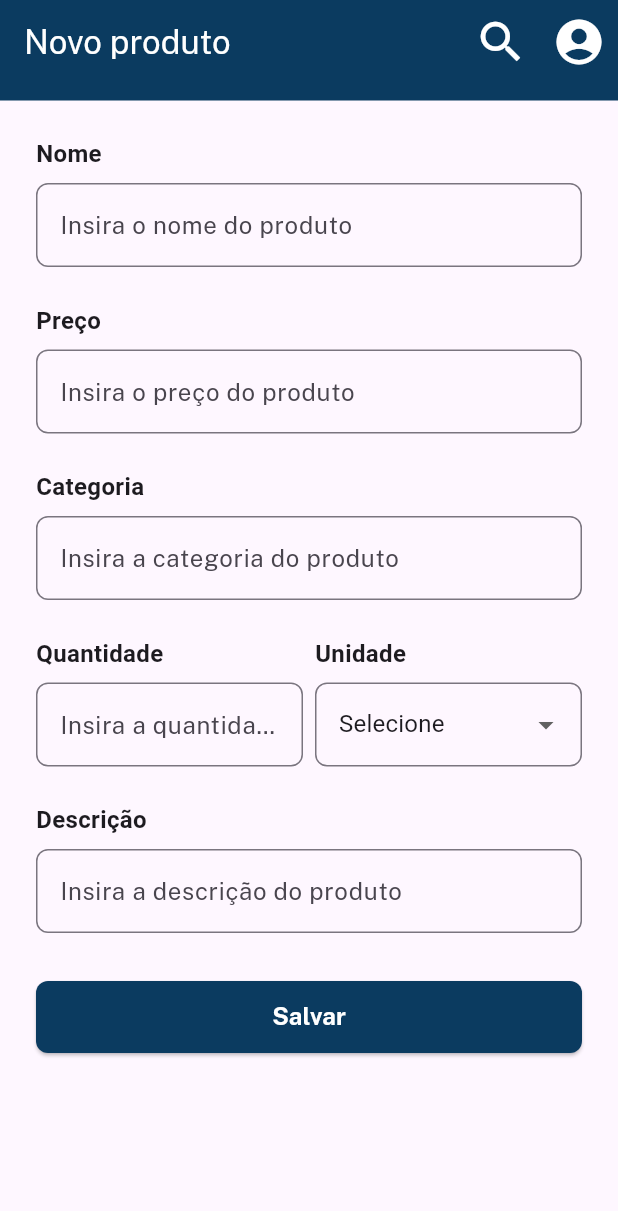
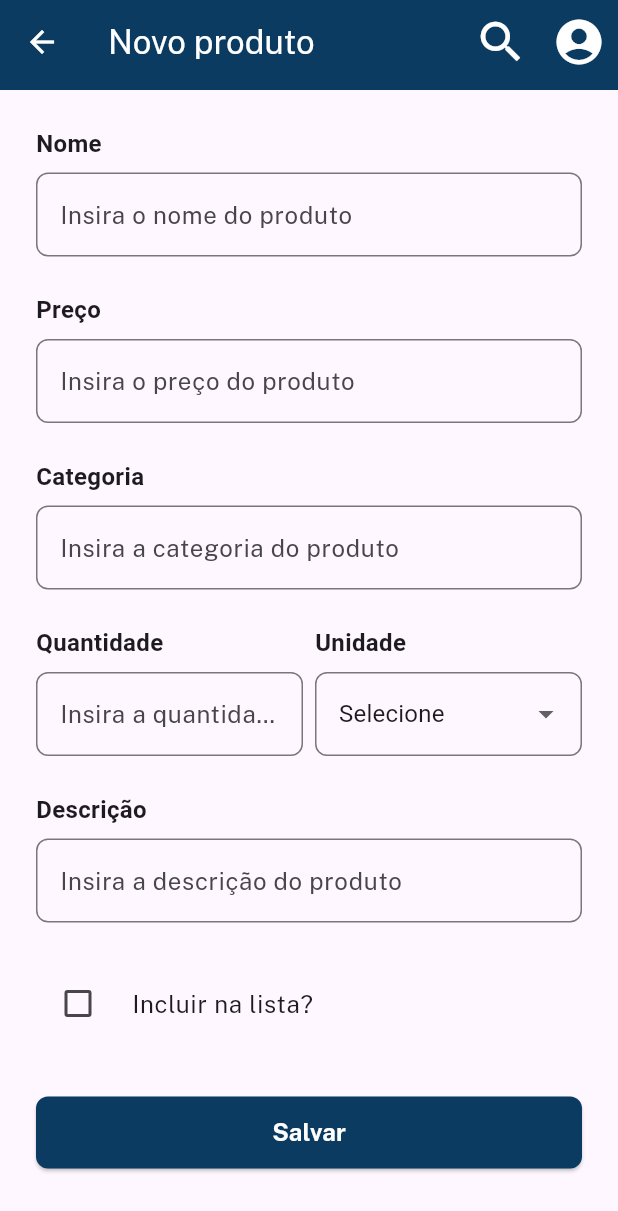
Before and after one commit to otaviohenrique1/app_lista_compras, a Flutter app: the screen it shows after launch, scrolled down 576 dp, after a tap on the "add" icon, on a phone screen of 412 x 824 dp. Shown: the top 1211 px of the screen. Run offline on Flutter 3.47's test engine with Material 2 defaults, Android fonts, the phone set to English and light mode, and no system bars.

Commit message:
commit 8

```diff
--- a/lib/components/appbar.dart
+++ b/lib/components/appbar.dart
@@ -18,7 +18,7 @@ class AppBarHeader extends StatefulWidget implements PreferredSizeWidget {
 
   @override
   Size get preferredSize {
-    return const Size.fromHeight(67);
+    return const Size.fromHeight(60);
   }
 }
 
@@ -29,6 +29,7 @@ class _AppBarHeaderState extends State<AppBarHeader> {
 
     return AppBar(
       backgroundColor: azul1,
+      iconTheme: const IconThemeData(color: branco),
       title: Text(
         widget.titulo,
         style: const TextStyle(
--- /dev/null
+++ b/lib/components/campo_checkbox.dart
@@ -0,0 +1,61 @@
+import 'package:app_lista_compras/styles/colors.dart';
+import 'package:app_lista_compras/styles/fonts.dart';
+import 'package:flutter/material.dart';
+
+class CheckboxModel {
+  CheckboxModel({required this.texto, this.checked = false});
+
+  String texto;
+  bool checked;
+}
+
+class CampoCheckbox extends StatefulWidget {
+  const CampoCheckbox({super.key, required this.item});
+
+  final CheckboxModel item;
+
+  @override
+  State<CampoCheckbox> createState() => _CampoCheckboxState();
+}
+
+class _CampoCheckboxState extends State<CampoCheckbox> {
+  @override
+  Widget build(BuildContext context) {
+    return CheckboxListTile(
+      title: Text(
+        widget.item.texto,
+        style: const TextStyle(
+          fontFamily: fontFamily,
+          fontWeight: fontWeightRegular,
+          fontSize: 16,
+        ),
+      ),
+      contentPadding: const EdgeInsets.symmetric(
+        horizontal: 8,
+        vertical: 2,
+      ),
+      value: widget.item.checked,
+      activeColor: azul1,
+      controlAffinity: ListTileControlAffinity.leading,
+      onChanged: (value) {
+        setState(() {
+          widget.item.checked = value!;
+        });
+      },
+    );
+  }
+}
+
+/*
+  CheckboxListTile(
+    activeColor: azul1,
+    controlAffinity: ListTileControlAffinity.leading,
+    title: const Text("Ativo"),
+    value: _isSelected,
+    onChanged: (bool? newValue) {
+      setState(() {
+        _isSelected = newValue!;
+      });
+    },
+  ),
+*/
--- a/lib/pages/homepage.dart
+++ b/lib/pages/homepage.dart
@@ -140,7 +140,7 @@ class _HomepageState extends State<Homepage> {
       ),
       floatingActionButton: FloatingActionButton(
         onPressed: () {
-          Navigator.pushReplacement(
+          Navigator.push(
             context,
             MaterialPageRoute(
               builder: (context) => const NovoProduto(),
--- a/lib/pages/novo_produto.dart
+++ b/lib/pages/novo_produto.dart
@@ -1,4 +1,5 @@
 import 'package:app_lista_compras/components/appbar.dart';
+import 'package:app_lista_compras/components/campo_checkbox.dart';
 import 'package:app_lista_compras/components/select.dart';
 import 'package:app_lista_compras/pages/homepage.dart';
 import 'package:app_lista_compras/styles/listas.dart';
@@ -40,6 +41,9 @@ class _NovoProdutoState extends State<NovoProduto> {
     _descricaoController.dispose();
     super.dispose();
   }
+
+  bool _isSelected = false;
+  bool _isSelected2 = false;
 
   @override
   Widget build(BuildContext context) {
@@ -127,6 +131,13 @@ class _NovoProdutoState extends State<NovoProduto> {
                   obscureText: false,
                   validator: validaCampoVazio,
                 ),
+                const SizedBox(height: 24),
+                CampoCheckbox(
+                  item: CheckboxModel(
+                    texto: "Incluir na lista?",
+                    checked: _isSelected2,
+                  ),
+                ),
                 const SizedBox(height: 32),
                 Botao(
                   onPressed: () {
@@ -151,20 +162,3 @@ class _NovoProdutoState extends State<NovoProduto> {
     );
   }
 }
-
-// class AppBarSimples extends StatelessWidget implements PreferredSizeWidget {
-//   const AppBarSimples({
-//     super.key,
-//   });
-
-//   @override
-//   Size get preferredSize => const Size.fromHeight(0);
-
-//   @override
-//   Widget build(BuildContext context) {
-//     return AppBar(
-//       backgroundColor: azul1,
-//       toolbarHeight: 0,
-//     );
-//   }
-// }
```
Also changed, not shown: lib/components/select.dart (+15 -16 lines).
